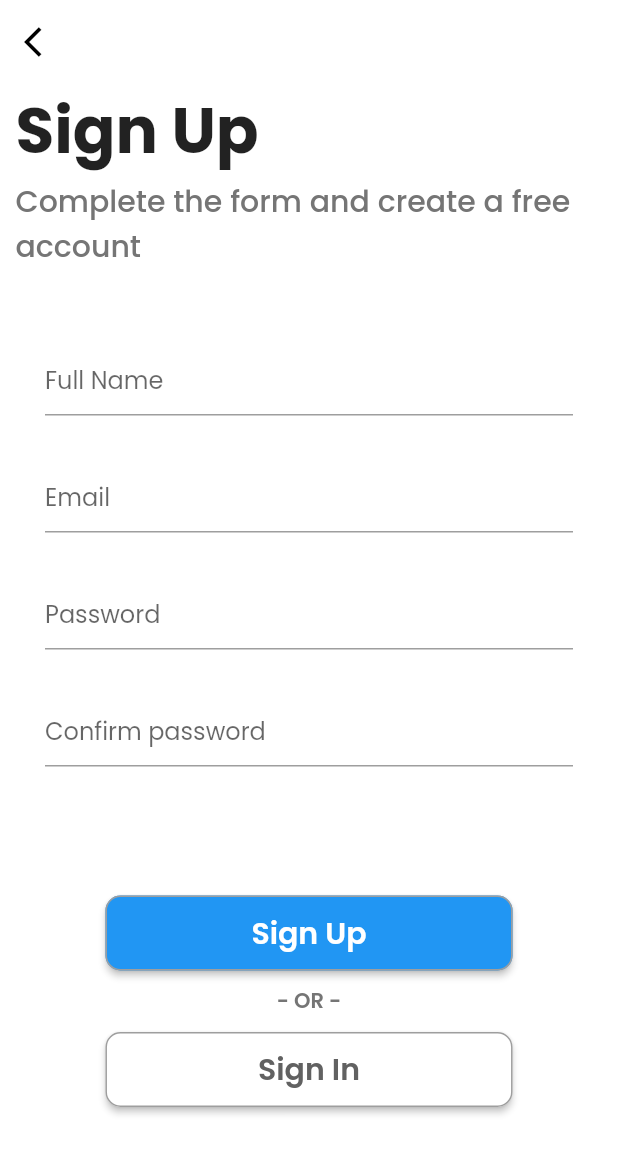
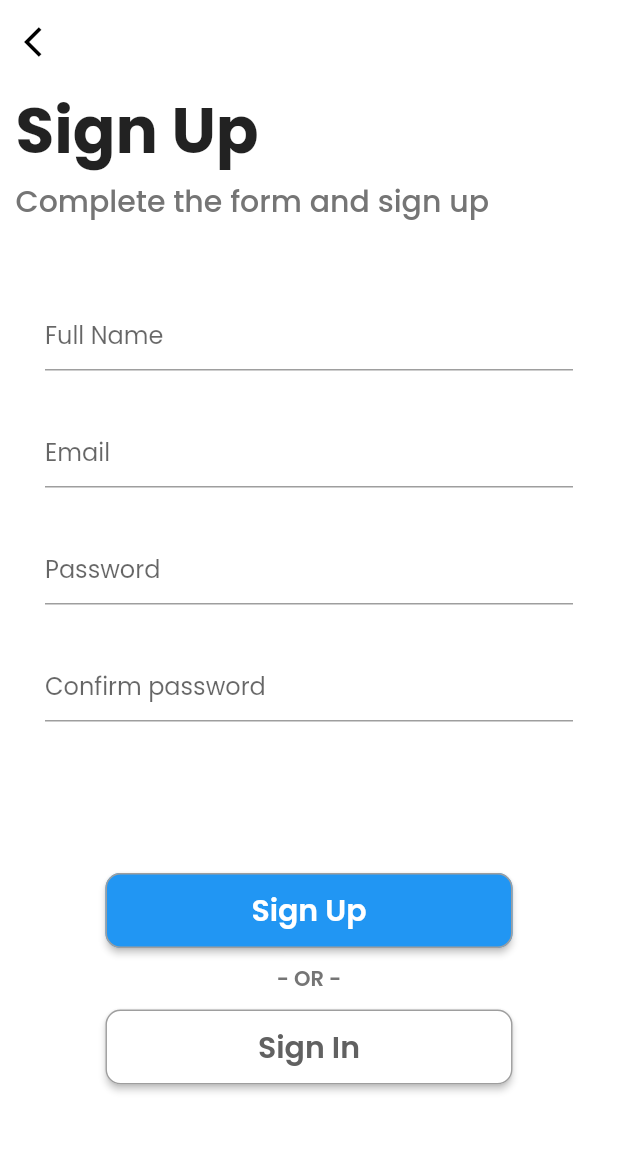
Before and after one commit to AngeloPavan/flutter-test, a Flutter app: the SignUp screen opened directly, on a phone screen of 412 x 824 dp. Shown: the top 1154 px of the screen. Run offline on Flutter 3.47's test engine with Material 2 defaults, Android fonts, the phone set to English and light mode, and no system bars; our stand-ins replace wave.

Commit message:
edit: changed sign up sentence

```diff
--- a/book_app/lib/pages/sign_up.dart
+++ b/book_app/lib/pages/sign_up.dart
@@ -41,7 +41,7 @@ class SignUp extends StatelessWidget {
               Container(
                 width: deviceWidth(context) * 0.95,
                 child: Text(
-                  "Complete the form and create a free account",
+                  "Complete the form and sign up",
                   style: TextStyle(
                     fontSize: 20,
                     fontWeight: FontWeight.w500,
```
